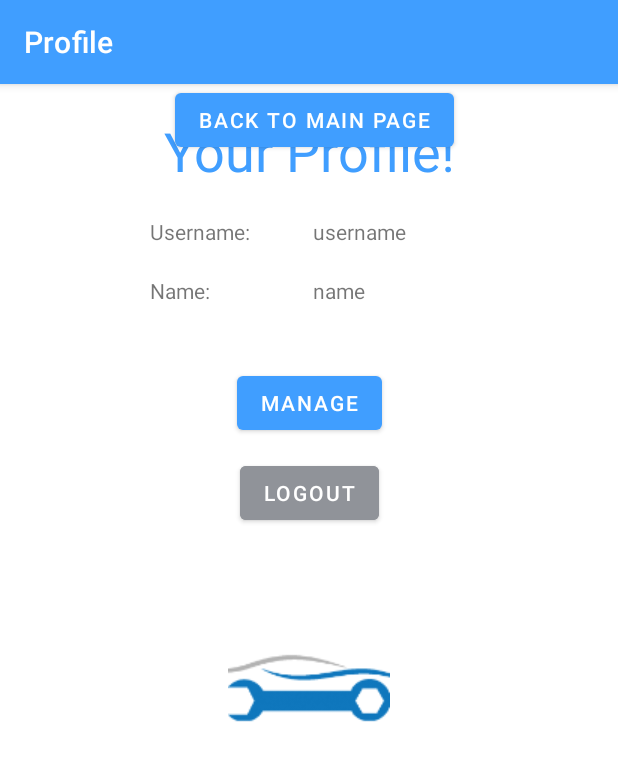
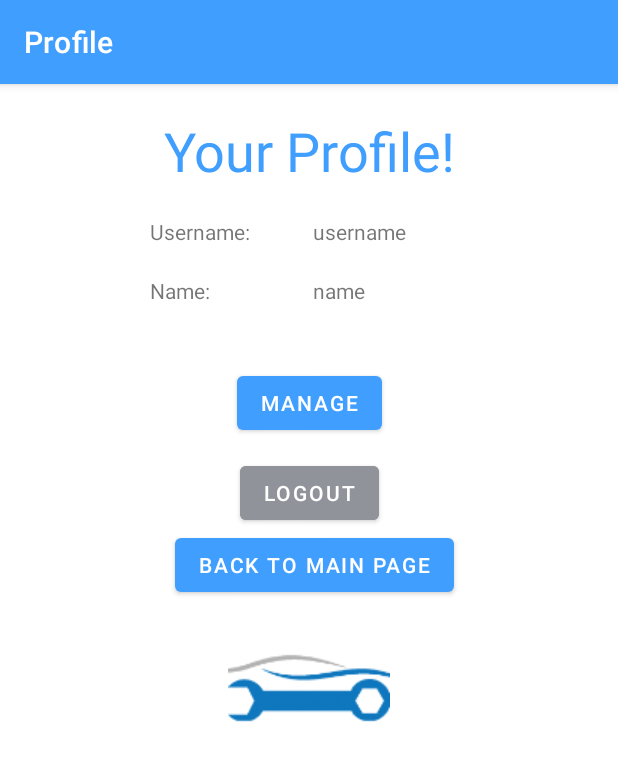
Before and after one commit to McGill-ECSE321-Winter2021/project-group-06, an Android app: the ViewAccount screen opened directly, with no data from a screen before it, on a phone screen of 412 x 824 dp. Shown: the top 761 px of the screen. Run offline under Robolectric (Android 15) with nearby library versions, the phone set to English and light mode, and no system bars; our stand-ins replace Volley; network calls fail.

Commit message:
button fix

```diff
--- a/VehicleRepairShop-Android/app/src/main/res/layout/view_account.xml
+++ b/VehicleRepairShop-Android/app/src/main/res/layout/view_account.xml
@@ -49,7 +49,8 @@
         app:layout_constraintEnd_toEndOf="parent"
         app:layout_constraintHorizontal_bias="0.517"
         app:layout_constraintStart_toStartOf="parent"
-        tools:layout_editor_absoluteY="306dp" />
+        tools:layout_editor_absoluteY="306dp"
+        app:layout_constraintTop_toBottomOf="@+id/button_cancel"/>
 
     <TextView
         android:id="@+id/yourProfileView"
```
